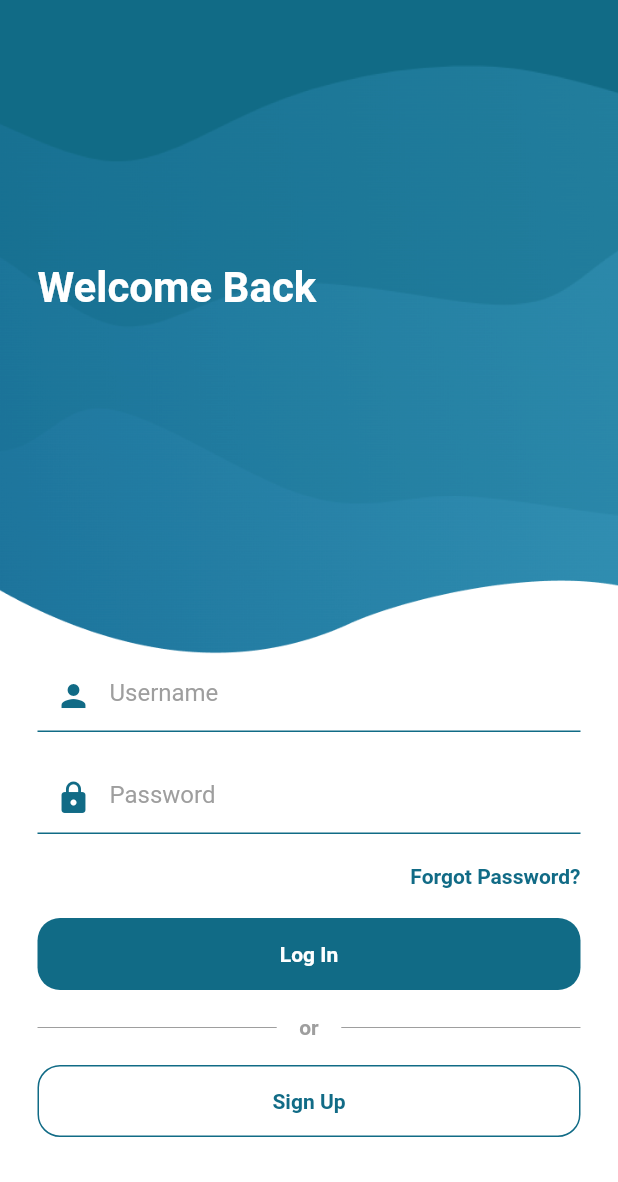
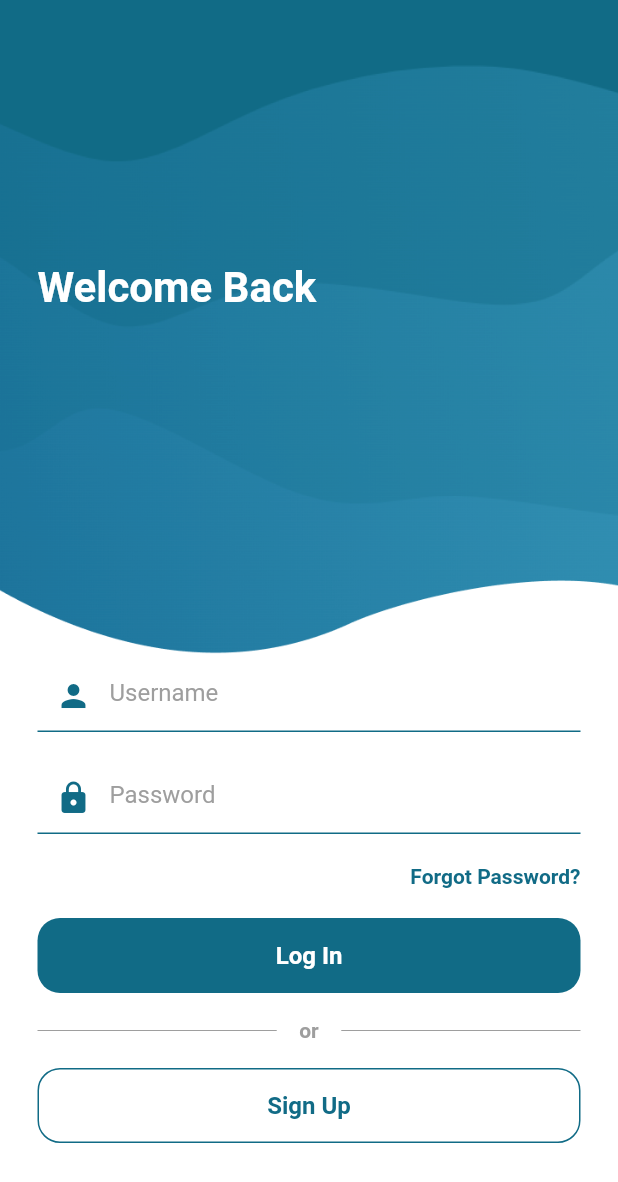
Before and after one commit to reynerbering/ferry_easy_v1_with_router, a Flutter app: the screen it shows after launch, after a tap on "Log In", on a phone screen of 412 x 824 dp. Shown: the top 1182 px of the screen. Run offline on Flutter 3.47's test engine with Material 2 defaults, Android fonts, the phone set to English and light mode, and no system bars; our stand-ins replace flutter_native_splash, flutter_svg; project files that could hold a hidden picture were left out.

Commit message:
refactored buttons to new button widget

```diff
--- a/lib/presentation/screens/log_in_sign_up_screen.dart
+++ b/lib/presentation/screens/log_in_sign_up_screen.dart
@@ -1,9 +1,8 @@
 import 'package:ferry_easy/constants/constants.dart';
 import 'package:ferry_easy/src/shared/app_colors.dart';
 import 'package:ferry_easy/src/widgets/ferry_easy_background_image_reusable.dart';
+import 'package:ferry_easy/src/widgets/ferry_easy_button.dart';
 import 'package:flutter/material.dart';
-
-import '../widgets/button_widget.dart';
 
 class LogInSignUpScreen extends StatelessWidget {
   const LogInSignUpScreen({super.key});
@@ -49,22 +48,17 @@ class LogInSignUpScreen extends StatelessWidget {
                   ),
                   const SizedBox(height: 40),
                   // ! Directs to button_widget.dart
-                  ButtonWidget(
-                    buttonBackgroundColor: Colors.white,
-                    buttonForegroundColor: kcPrimaryColor,
-                    buttonSideColor: Colors.transparent,
-                    buttonTitle: 'Log In',
-                    onPressed: () => Navigator.of(context)
+                  FerryEasyButton(
+                    title: 'Log In',
+                    outline: true,
+                    onTap: () => Navigator.of(context)
                         .pushNamed('/WelcomeBackLoginScreen'),
                   ),
                   const SizedBox(height: 20),
                   // ! Directs to button_widget.dart
-                  ButtonWidget(
-                    buttonBackgroundColor: Colors.transparent,
-                    buttonForegroundColor: Colors.white,
-                    buttonSideColor: Colors.white,
-                    buttonTitle: 'Sign Up',
-                    onPressed: () =>
+                  FerryEasyButton(
+                    title: 'Sign Up',
+                    onTap: () =>
                         Navigator.of(context).pushNamed('/CreateAccountScreen'),
                   ),
                   const SizedBox(height: 50),
--- a/lib/presentation/screens/welcome_back_login.dart
+++ b/lib/presentation/screens/welcome_back_login.dart
@@ -1,7 +1,7 @@
 import 'package:ferry_easy/constants/constants.dart';
-import 'package:ferry_easy/presentation/widgets/button_widget.dart';
 import 'package:ferry_easy/src/shared/app_colors.dart';
 import 'package:ferry_easy/src/widgets/ferry_easy_background_image_reusable.dart';
+import 'package:ferry_easy/src/widgets/ferry_easy_button.dart';
 import 'package:flutter/material.dart';
 
 class WelcomeBackLoginScreen extends StatelessWidget {
@@ -69,12 +69,9 @@ class WelcomeBackLoginScreen extends StatelessWidget {
                       // ! Button Widget Login and Signup button
                       // todo: need to add on tap function for login/signup directory
                       // todo: validation for database login
-                      ButtonWidget(
-                        buttonTitle: 'Log In',
-                        buttonBackgroundColor: kcPrimaryColor,
-                        buttonForegroundColor: Colors.white,
-                        buttonSideColor: Colors.transparent,
-                        onPressed: () =>
+                      FerryEasyButton(
+                        title: 'Log In',
+                        onTap: () =>
                             Navigator.of(context).pushNamed('/Dashboard'),
                       ),
                       Row(
@@ -109,14 +106,12 @@ class WelcomeBackLoginScreen extends StatelessWidget {
                           ),
                         ],
                       ),
-                      ButtonWidget(
-                        buttonTitle: 'Sign Up',
-                        buttonBackgroundColor: Colors.transparent,
-                        buttonForegroundColor: kcPrimaryColor,
-                        buttonSideColor: kcPrimaryColor,
-                        onPressed: () => Navigator.of(context)
+                      FerryEasyButton(
+                        title: 'Sign Up',
+                        outline: true,
+                        onTap: () => Navigator.of(context)
                             .pushNamed('/CreateAccountScreen'),
-                      ),
+                      )
                     ],
                   ),
                 ),
--- a/lib/presentation/widgets/button_widget.dart
+++ /dev/null
@@ -1,42 +0,0 @@
-import 'package:flutter/material.dart';
-
-class ButtonWidget extends StatelessWidget {
-  const ButtonWidget({
-    Key? key,
-    required this.buttonTitle,
-    required this.buttonBackgroundColor,
-    required this.buttonForegroundColor,
-    required this.buttonSideColor,
-    required this.onPressed,
-  }) : super(key: key);
-
-  final Color buttonBackgroundColor;
-  final Color buttonForegroundColor;
-  final Color buttonSideColor;
-  final String buttonTitle;
-  final VoidCallback onPressed;
-
-  @override
-  Widget build(BuildContext context) {
-    return SizedBox(
-      width: double.infinity,
-      child: ElevatedButton(
-        onPressed: onPressed,
-        style: ElevatedButton.styleFrom(
-            backgroundColor:
-                buttonBackgroundColor, // Background button color for elevated button
-            foregroundColor:
-                buttonForegroundColor, // Foreground button color for elevated button
-            elevation: 0,
-            shape: RoundedRectangleBorder(
-              side: BorderSide(color: buttonSideColor),
-              borderRadius: BorderRadius.circular(15),
-            )),
-        child: Text(
-          buttonTitle,
-          style: const TextStyle(fontWeight: FontWeight.w700),
-        ),
-      ),
-    );
-  }
-}
--- a/lib/src/widgets/ferry_easy_button.dart
+++ b/lib/src/widgets/ferry_easy_button.dart
@@ -33,7 +33,7 @@ class FerryEasyButton extends StatelessWidget {
                 borderRadius: BorderRadius.circular(15),
               )
             : BoxDecoration(
-                color: Colors.transparent,
+                color: Colors.white,
                 borderRadius: BorderRadius.circular(15),
                 border: Border.all(
                   color: kcPrimaryColor,
```
Also changed, not shown: lib/presentation/screens/create_account.dart (+5 -8 lines), lib/presentation/screens/forgot_password_screen.dart (+5 -8 lines).
